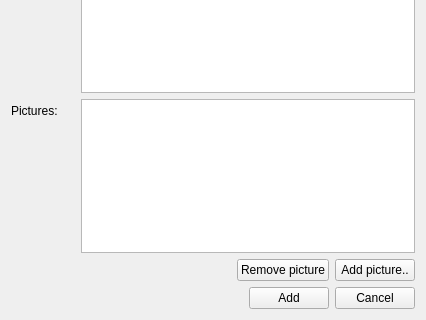
Before: the Qt Designer form client/uiforms/category_add.ui in Wolframe/configurator, drawn with Qt 5; both pictures show x 0 to 426 and y 153 to 473 of the 426 by 473 pixel window.
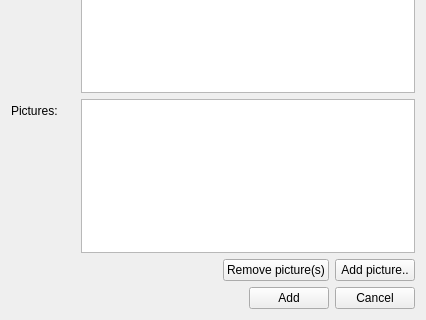
After: the same form once the commit is applied. Icons and pictures are not drawn.

Patch:
```diff
--- a/client/uiforms/category_add.ui
+++ b/client/uiforms/category_add.ui
@@ -161,7 +161,7 @@
      <item>
       <widget class="QPushButton" name="exclude_pictures">
        <property name="text">
-        <string>Remove picture</string>
+        <string>Remove picture(s)</string>
        </property>
        <property name="datasignal:clicked" stdset="0">
         <string>exclude_picture@main.pictures</string>
```
